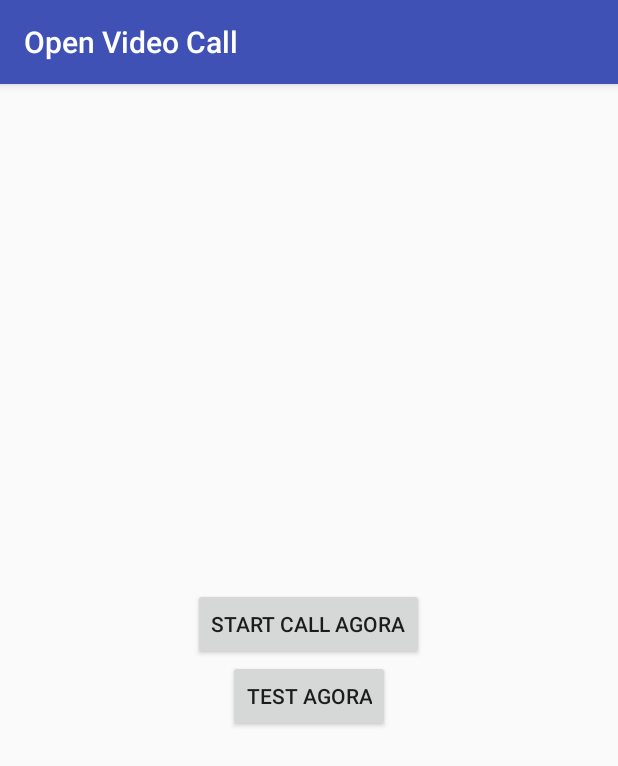
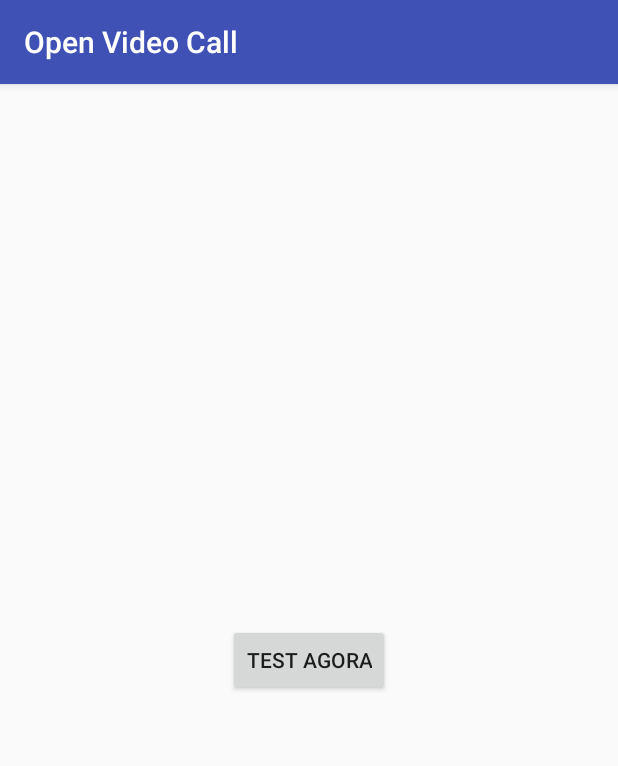
Before and after one commit to amsibsam/madura, an Android app: the screen it shows after launch (MainActivity), on a phone screen of 412 x 824 dp. Shown: the top 766 px of the screen. Run offline under Robolectric (Android 15) with nearby library versions, the phone set to English and light mode, and no system bars; 5 statements that could not run were skipped.

```diff
--- a/app/src/main/java/android/rahardyan/tescallmodularity/CallLibrary/AgoraExample.java
+++ b/app/src/main/java/android/rahardyan/tescallmodularity/CallLibrary/AgoraExample.java
@@ -35,8 +35,6 @@ public class AgoraExample extends CallLibrary implements AGEventHandler {
     private Context mContext;
     private String mTarget;
     private final HashMap<Integer, SoftReference<SurfaceView>> mUidsList = new HashMap<>();
-    private RelativeLayout mSmallVideoViewDock;
-    private ArrayList<View> childs = new ArrayList<>();
     private Activity mActivity;
     SurfaceView localVideo;
     SurfaceView remoteVideo;
@@ -45,7 +43,6 @@ public class AgoraExample extends CallLibrary implements AGEventHandler {
 
     public int mLayoutType = LAYOUT_TYPE_DEFAULT;
     public static final int LAYOUT_TYPE_DEFAULT = 0;
-    public static final int LAYOUT_TYPE_SMALL = 1;
 
 
     public AgoraExample (Context context) {
@@ -63,19 +60,12 @@ public class AgoraExample extends CallLibrary implements AGEventHandler {
         doConfigEngine(encryptionKey, encryptionMode);
         rootContainer = container;
         smallVideoView = smallVideo;
-//        mGridVideoViewContainer = new GridVideoViewContainer(mContext);
-//        mGridVideoViewContainer.setLayoutParams(new
-//                RecyclerView.LayoutParams(ViewGroup.LayoutParams.MATCH_PARENT,
-//                ViewGroup.LayoutParams.MATCH_PARENT));
-//        mGridVideoViewContainer.setBackgroundColor(mContext.getResources().getColor(R.color.colorAccent));
+
         localVideo = RtcEngine.CreateRendererView(mContext);
         rtcEngine().setupLocalVideo(new VideoCanvas(localVideo, VideoCanvas.RENDER_MODE_HIDDEN, 0));
-        localVideo.setZOrderOnTop(false);
-        localVideo.setZOrderMediaOverlay(false);
-        mUidsList.put(0, new SoftReference<>(localVideo)); // get first surface view
+        localVideo.setZOrderOnTop(true);
+        localVideo.setZOrderMediaOverlay(true);
 
-//        mGridVideoViewContainer.initViewContainer(mActivity, 0, mUidsList); // first is now full view
-//        rootContainer.addView(mGridVideoViewContainer);
         rootContainer.addView(localVideo);
         worker().preview(true, localVideo, 0);
 
@@ -84,7 +74,6 @@ public class AgoraExample extends CallLibrary implements AGEventHandler {
 
     private void doConfigEngine(String encryptionKey, String encryptionMode) {
         int vProfile = ConstantApp.VIDEO_PROFILES[getVideoProfileIndex()];
-
         worker().configEngine(vProfile, encryptionKey, encryptionMode);
     }
 
@@ -138,8 +127,8 @@ public class AgoraExample extends CallLibrary implements AGEventHandler {
 
                 boolean useDefaultLayout = mLayoutType == LAYOUT_TYPE_DEFAULT && mUidsList.size() != 2;
 
-                remoteVideo.setZOrderOnTop(!useDefaultLayout);
-                remoteVideo.setZOrderMediaOverlay(!useDefaultLayout);
+                remoteVideo.setZOrderOnTop(false);
+                remoteVideo.setZOrderMediaOverlay(true);
 
                 rtcEngine().setupRemoteVideo(new VideoCanvas(remoteVideo, VideoCanvas.RENDER_MODE_HIDDEN, uid));
 
@@ -158,53 +147,6 @@ public class AgoraExample extends CallLibrary implements AGEventHandler {
     private void requestRemoteStreamType(final int currentHostCount) {
         Log.d("amsibsam", "requestRemoteStreamType " + currentHostCount);
     }
-
-//    private void bindToSmallVideoView(int exceptUid) {
-//        if (mSmallVideoViewDock == null) {
-//            ViewStub stub = new ViewStub(mContext);
-//            stub.setInflatedId(R.id.small_video_view_container);
-//            stub.setLayoutResource(R.layout.small_video_view_dock);
-//            mSmallVideoViewDock = (RelativeLayout) stub.inflate();
-//        }
-//
-//        boolean twoWayVideoCall = mUidsList.size() == 2;
-//
-//        RecyclerView recycler = (RecyclerView) findViewById(R.id.small_video_view_container);
-//
-//        boolean create = false;
-//
-//        if (mSmallVideoViewAdapter == null) {
-//            create = true;
-//            mSmallVideoViewAdapter = new SmallVideoViewAdapter(mContext, config().mUid, exceptUid, mUidsList, new VideoViewEventListener() {
-//                @Override
-//                public void onItemDoubleClick(View v, Object item) {
-//                    switchToDefaultVideoView();
-//                }
-//            });
-//            mSmallVideoViewAdapter.setHasStableIds(true);
-//        }
-//        recycler.setHasFixedSize(true);
-//
-//        Log.d("amsibsam", "bindToSmallVideoView " + twoWayVideoCall + " " + (exceptUid & 0xFFFFFFFFL));
-//
-//        if (twoWayVideoCall) {
-//            recycler.setLayoutManager(new RtlLinearLayoutManager(mContext, RtlLinearLayoutManager.HORIZONTAL, false));
-//        } else {
-//            recycler.setLayoutManager(new LinearLayoutManager(mContext, LinearLayoutManager.HORIZONTAL, false));
-//        }
-//        recycler.addItemDecoration(new SmallVideoViewDecoration());
-//        recycler.setAdapter(mSmallVideoViewAdapter);
-//
-//        recycler.setDrawingCacheEnabled(true);
-//        recycler.setDrawingCacheQuality(View.DRAWING_CACHE_QUALITY_AUTO);
-//
-//        if (!create) {
-//            mSmallVideoViewAdapter.setLocalUid(config().mUid);
-//            mSmallVideoViewAdapter.notifyUiChanged(mUidsList, exceptUid, null, null);
-//        }
-//        recycler.setVisibility(View.VISIBLE);
-//        mSmallVideoViewDock.setVisibility(View.VISIBLE);
-//    }
 
     @Override
     public void onJoinChannelSuccess(String channel, int uid, int elapsed) {
--- a/app/src/main/res/layout/activity_main.xml
+++ b/app/src/main/res/layout/activity_main.xml
@@ -12,11 +12,6 @@
     android:gravity="center"
     tools:context="android.rahardyan.tescallmodularity.ui.halodoc.MainActivity">
     <Button
-        android:id="@+id/btn_call"
-        android:layout_width="wrap_content"
-        android:layout_height="wrap_content"
-        android:text="Start Call Agora" />
-    <Button
         android:id="@+id/test_agora"
         android:layout_width="wrap_content"
         android:layout_height="wrap_content"
--- a/app/src/main/res/layout/activity_sample_call.xml
+++ b/app/src/main/res/layout/activity_sample_call.xml
@@ -26,7 +26,6 @@
             android:layout_alignParentBottom="true">
             <RelativeLayout
                 android:id="@+id/small_video_container"
-                android:background="@color/colorAccent"
                 android:layout_width="100dp"
                 android:layout_height="100dp"
                 android:layout_margin="10dp">
```
